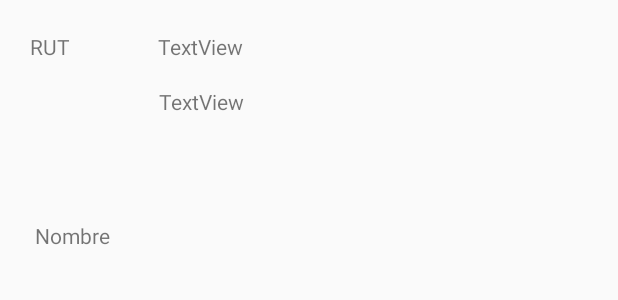
After one commit to toshioxgnu/Evaluacion2-Taller-Apps-Moviles, an Android app: the layout person_row.xml on its own in the app's theme, with its tools: preview values and no code run, on a phone screen of 412 x 824 dp. The commit adds this screen. Shown: the top 300 px of the screen. Run offline under Robolectric (Android 15) with nearby library versions, the phone set to English and light mode, and no system bars.

Commit message:
Se cambia de metodologia para mostrar resultados y el layout

```diff
--- /dev/null
+++ b/app/src/main/res/layout/person_row.xml
@@ -0,0 +1,75 @@
+<?xml version="1.0" encoding="utf-8"?>
+<RelativeLayout
+    xmlns:android="http://schemas.android.com/apk/res/android" android:layout_width="match_parent"
+    android:layout_height="match_parent">
+
+    <TextView
+        android:id="@+id/textView3"
+        android:layout_width="wrap_content"
+        android:layout_height="wrap_content"
+        android:layout_alignParentStart="true"
+        android:layout_alignParentLeft="true"
+        android:layout_alignParentTop="true"
+        android:layout_alignParentEnd="true"
+        android:layout_alignParentRight="true"
+        android:layout_alignParentBottom="true"
+        android:layout_marginStart="20dp"
+        android:layout_marginLeft="20dp"
+        android:layout_marginTop="21dp"
+        android:layout_marginEnd="365dp"
+        android:layout_marginRight="365dp"
+        android:layout_marginBottom="691dp"
+        android:text="@string/rut" />
+
+    <TextView
+        android:id="@+id/txtrut"
+        android:layout_width="wrap_content"
+        android:layout_height="wrap_content"
+        android:layout_alignParentStart="true"
+        android:layout_alignParentLeft="true"
+        android:layout_alignParentTop="true"
+        android:layout_alignParentEnd="true"
+        android:layout_alignParentRight="true"
+        android:layout_alignParentBottom="true"
+        android:layout_marginStart="105dp"
+        android:layout_marginLeft="105dp"
+        android:layout_marginTop="21dp"
+        android:layout_marginEnd="248dp"
+        android:layout_marginRight="248dp"
+        android:layout_marginBottom="691dp"
+        android:text="TextView" />
+
+    <TextView
+        android:id="@+id/textView5"
+        android:layout_width="wrap_content"
+        android:layout_height="wrap_content"
+        android:layout_alignParentStart="true"
+        android:layout_alignParentLeft="true"
+        android:layout_alignParentEnd="true"
+        android:layout_alignParentRight="true"
+        android:layout_alignParentBottom="true"
+        android:layout_marginStart="23dp"
+        android:layout_marginLeft="23dp"
+        android:layout_marginEnd="337dp"
+        android:layout_marginRight="337dp"
+        android:layout_marginBottom="657dp"
+        android:text="@string/nombre" />
+
+    <TextView
+        android:id="@+id/textView6"
+        android:layout_width="wrap_content"
+        android:layout_height="wrap_content"
+        android:layout_alignParentStart="true"
+        android:layout_alignParentLeft="true"
+        android:layout_alignParentTop="true"
+        android:layout_alignParentEnd="true"
+        android:layout_alignParentRight="true"
+        android:layout_alignParentBottom="true"
+        android:layout_marginStart="106dp"
+        android:layout_marginLeft="106dp"
+        android:layout_marginTop="58dp"
+        android:layout_marginEnd="247dp"
+        android:layout_marginRight="247dp"
+        android:layout_marginBottom="655dp"
+        android:text="TextView" />
+</RelativeLayout>
--- a/app/src/main/res/values/strings.xml
+++ b/app/src/main/res/values/strings.xml
@@ -11,7 +11,9 @@
     <string name="hello_second_fragment">Hello second fragment. Arg: %1$s</string>
     <string name="ingrese_rut">Ingrese Rut</string>
     <string name="ingrese_nombre">Ingrese nombre</string>
+    <string name="text"></string>
     <string name="rut">RUT</string>
     <string name="nombre">Nombre</string>
-    <string name="text"></string>
+    <string name="mail">Mail</string>
+    <string name="telefono">Telefono</string>
 </resources>
```
Also changed, not shown: app/src/main/java/com/example/appeva2josegonzalez/MyPersonRecyclerViewAdapter.kt (deleted, +0 -63 lines), app/src/main/java/com/example/appeva2josegonzalez/PersonFragment.kt (deleted, +0 -105 lines), app/src/main/java/com/example/appeva2josegonzalez/listView.kt (+2 -6 lines), app/src/main/res/layout/activity_list_view.xml (+7 -7 lines), app/src/main/res/layout/fragment_person.xml (deleted, +0 -21 lines), app/src/main/res/layout/fragment_person_list.xml (deleted, +0 -13 lines), 1 other file.
